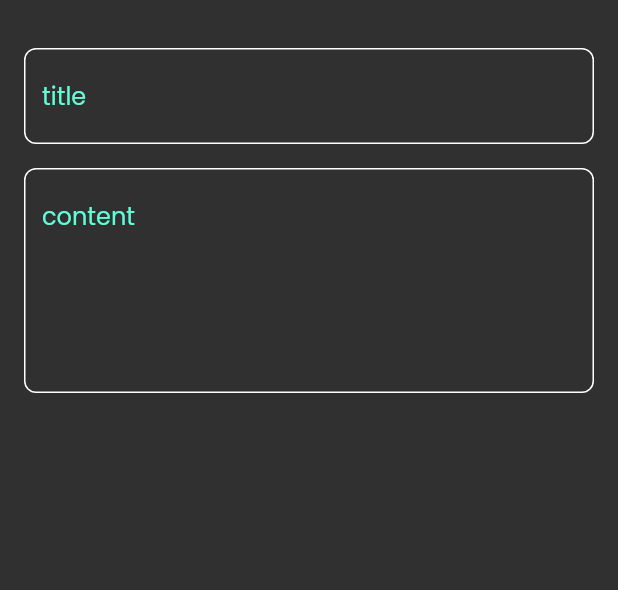
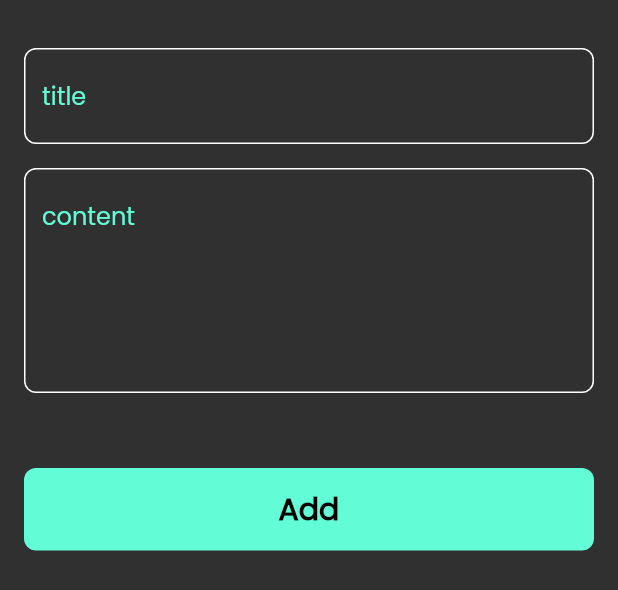
Before and after one commit to MaiWael25/Notes-App, a Flutter app: the AddNoteButtomSheet widget shown alone on an empty page, opened directly, on a phone screen of 412 x 824 dp. Shown: the top 590 px of the screen. Run offline on Flutter 3.47's test engine with Material 2 defaults, Android fonts, the phone set to English and light mode, and no system bars.

Commit message:
finish notes bottom sheet

```diff
--- a/lib/views/widgets/add_note_buttom_sheet.dart
+++ b/lib/views/widgets/add_note_buttom_sheet.dart
@@ -1,5 +1,9 @@
 import 'package:flutter/material.dart';
+import 'package:notes_app/views/widgets/constants.dart';
+import 'package:notes_app/views/widgets/custom_bottom.dart';
 import 'package:notes_app/views/widgets/custom_text_feild.dart';
+
+
 
 class AddNoteButtomSheet extends StatelessWidget {
   const AddNoteButtomSheet({super.key});
@@ -8,6 +12,7 @@ class AddNoteButtomSheet extends StatelessWidget {
   Widget build(BuildContext context) {
     return Padding(
       padding: const EdgeInsets.symmetric(horizontal: 16),
+      child: SingleChildScrollView(
         child: Column(
           children: [
             SizedBox(height: 32,),
@@ -18,8 +23,12 @@ class AddNoteButtomSheet extends StatelessWidget {
             CustomTextField(
               hint: 'content',
               maxLines: 5,
-          )
+            ),
+            SizedBox(height: 50,),
+            CustomButtom(),
+            SizedBox(height:16 ,),
           ],
+        ),
       ),
     );
   }
--- /dev/null
+++ b/lib/views/widgets/custom_bottom.dart
@@ -0,0 +1,20 @@
+import 'package:flutter/material.dart';
+
+import 'constants.dart';
+
+class CustomButtom extends StatelessWidget {
+  const CustomButtom({super.key});
+
+  @override
+  Widget build(BuildContext context) {
+    return Container(
+      height: 55,
+      width: MediaQuery.of(context).size.width,
+      decoration: BoxDecoration(
+        color: kPrimaryColor,
+        borderRadius: BorderRadius.circular(8)
+      ),
+      child: const Center(child: Text('Add',style: TextStyle(color: Colors.black,fontSize: 20,fontWeight: FontWeight.bold),)),
+    );
+  }
+}
```
Lines whose indentation alone changed are shown as unchanged.
